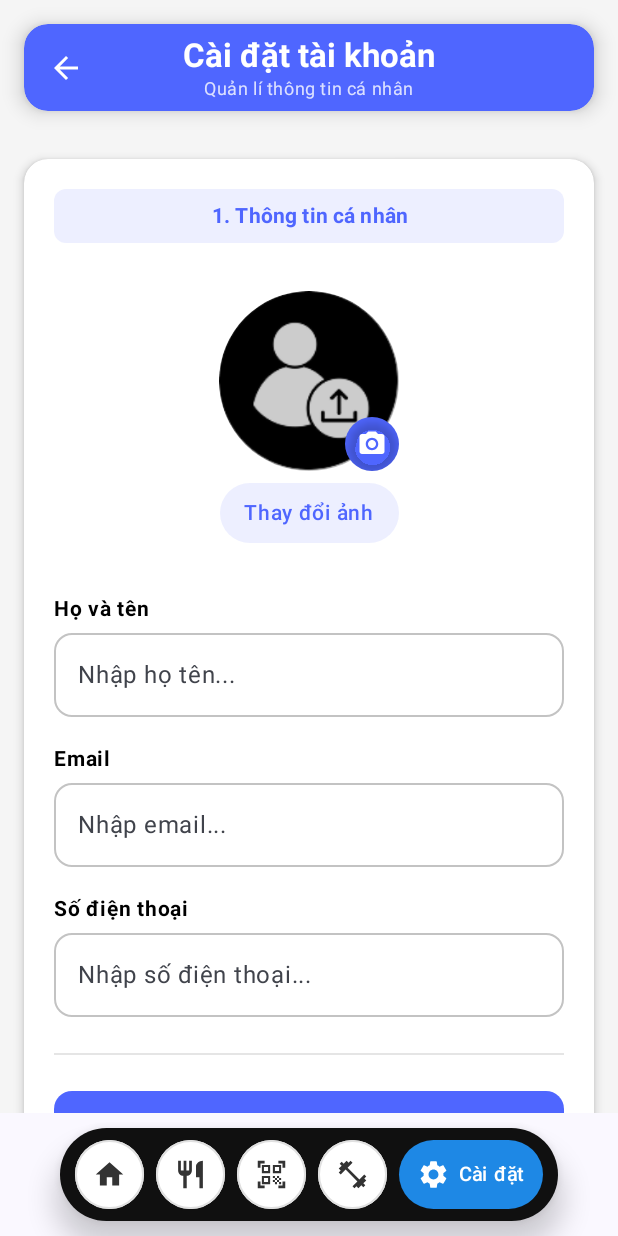
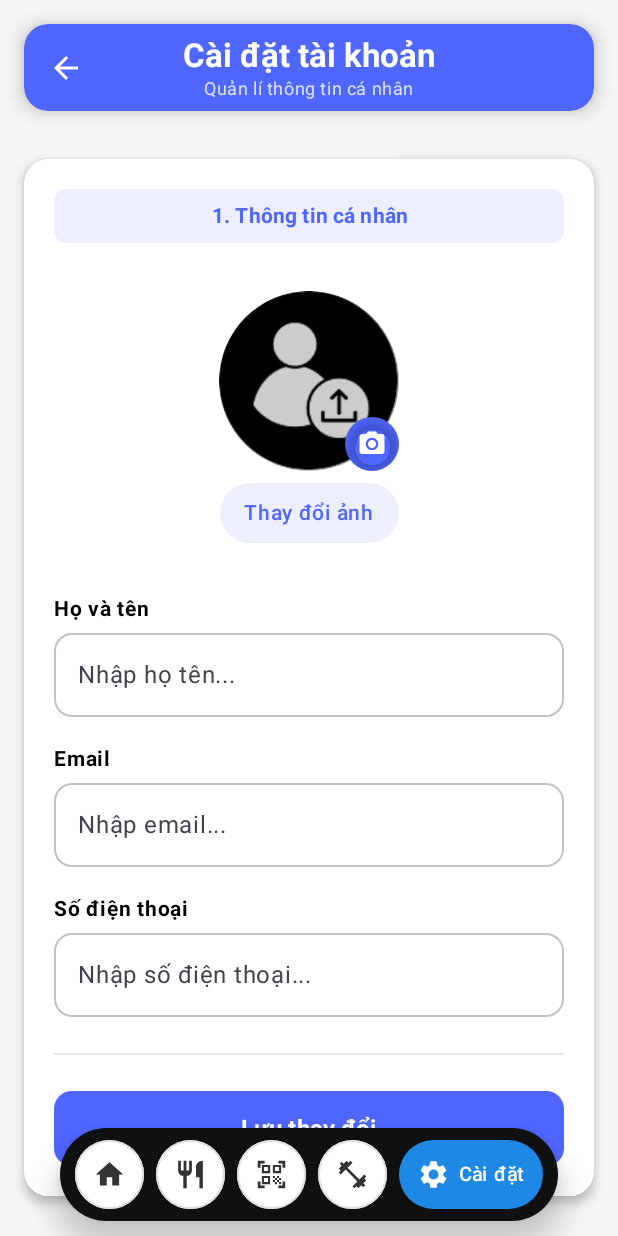
Before and after one commit to chi-trung/NUTRI-FIT, an Android app built with Jetpack Compose: the setting screen opened through its navigation route, on a phone screen of 412 x 824 dp. Run offline under Robolectric (Android 15) with nearby library versions, the phone set to English and light mode, and no system bars.

Commit message:
Update lai navigation

```diff
--- a/app/src/main/java/com/example/nutrifit/ui/navigation/AppNavHost.kt
+++ b/app/src/main/java/com/example/nutrifit/ui/navigation/AppNavHost.kt
@@ -70,7 +70,6 @@ fun AppNavHost() {
     ) { paddingValues ->
         NavHost(
             navController = navController,
-            modifier = Modifier.padding(paddingValues),
             startDestination = NavRoutes.Onboarding,
         ) {
             composable(NavRoutes.Onboarding) {
```
